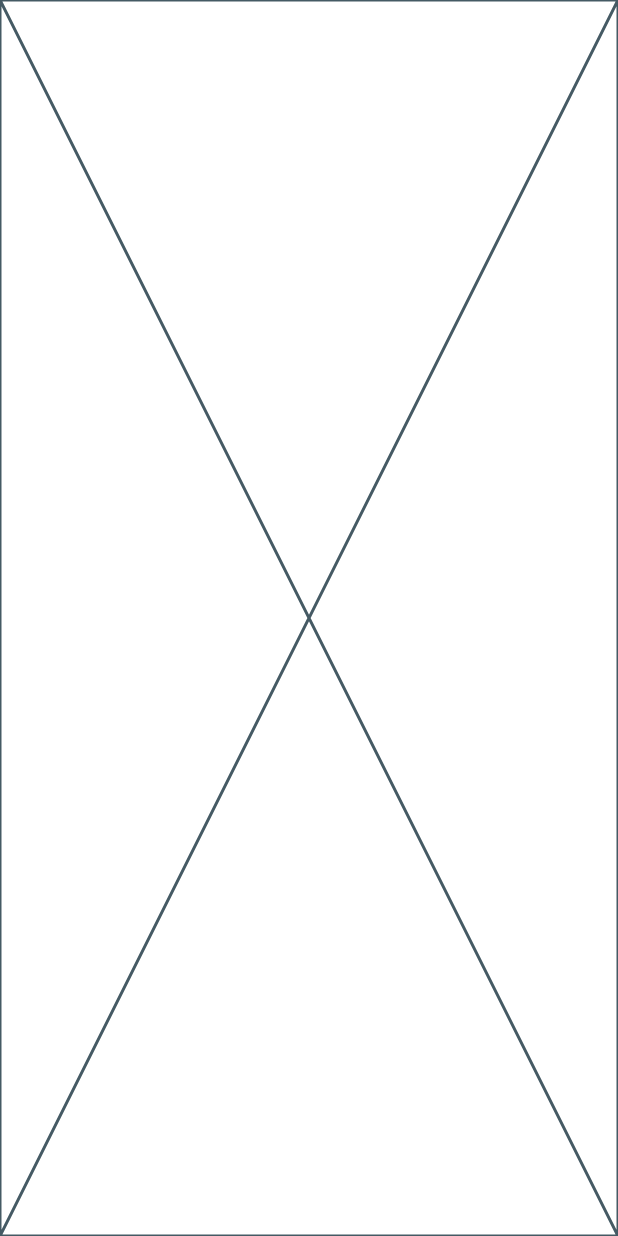
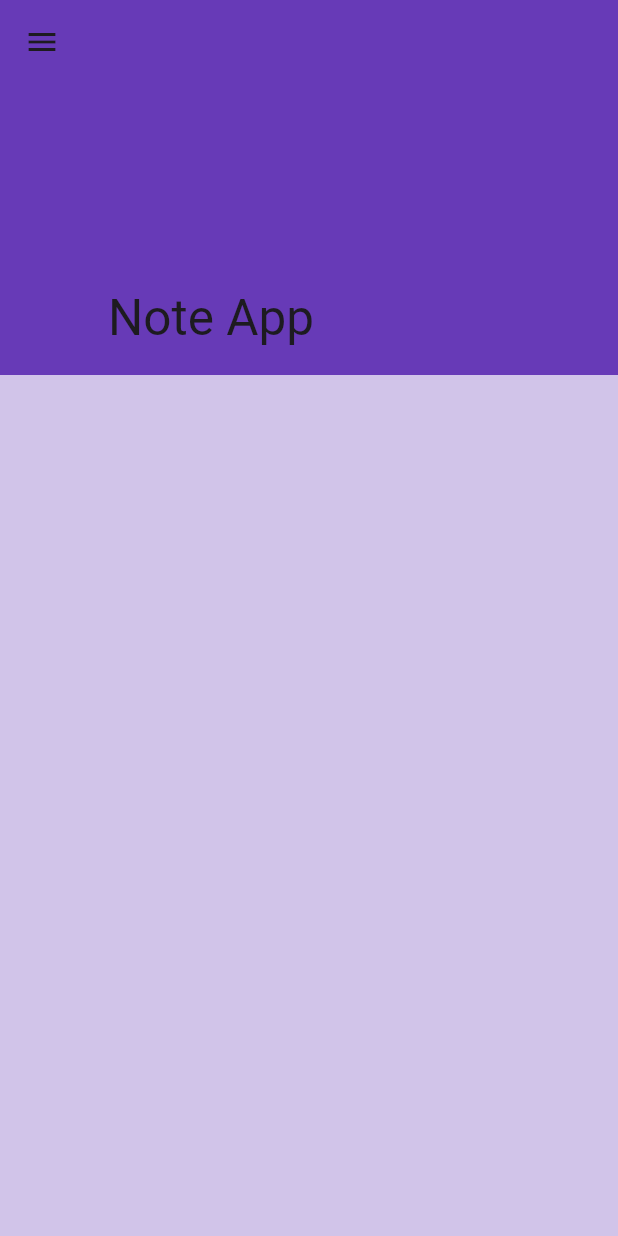
Before and after one commit to safvansafvan/Note_App, a Flutter app: the screen it shows after launch, on a phone screen of 412 x 824 dp. Run offline on Flutter 3.47's test engine with Material 2 defaults, Android fonts, the phone set to English and light mode, and no system bars; our stand-ins replace firebase_core, google_fonts; accounts and stored records are empty; Roboto replaces fonts that are missing (Philosopher).

Commit message:
connected to firebase and sliver appbar added

```diff
--- /dev/null
+++ b/lib/core/color.dart
@@ -0,0 +1,6 @@
+import 'package:flutter/material.dart';
+
+class CustomClr {
+  static Color kblue = Colors.blue;
+  static Color deepPurple = Colors.deepPurple;
+}
--- a/lib/presentation/screens/home_screen.dart
+++ b/lib/presentation/screens/home_screen.dart
@@ -1,10 +1,30 @@
 import 'package:flutter/material.dart';
+import 'package:note_app/core/color.dart';
 
 class HomeScreen extends StatelessWidget {
   const HomeScreen({super.key});
 
   @override
   Widget build(BuildContext context) {
-    return const Placeholder();
+    return Scaffold(
+      backgroundColor: Colors.deepPurple[100],
+      body: CustomScrollView(
+        slivers: [
+          SliverAppBar(
+            leading: IconButton(onPressed: () {}, icon: const Icon(Icons.menu)),
+            backgroundColor: CustomClr.deepPurple,
+            expandedHeight: 250,
+            floating: false,
+            pinned: true,
+            flexibleSpace: FlexibleSpaceBar(
+              background: Container(
+                color: CustomClr.deepPurple,
+              ),
+              title: const Text("Note App"),
+            ),
+          )
+        ],
+      ),
+    );
   }
 }
--- a/pubspec.yaml
+++ b/pubspec.yaml
@@ -35,6 +35,11 @@ dependencies:
   # The following adds the Cupertino Icons font to your application.
   # Use with the CupertinoIcons class for iOS style icons.
   cupertino_icons: ^1.0.2
+  firebase_auth: ^4.7.2
+  cloud_firestore: ^4.8.4
+  firebase_core: ^2.12.0
+  google_fonts: ^5.1.0
+
 
 dev_dependencies:
   flutter_test:
```
Also changed, not shown: lib/main.dart (+8 -2 lines), pubspec.lock, 6 other files.
